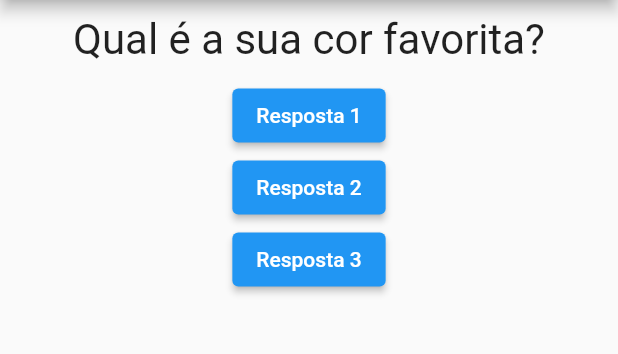
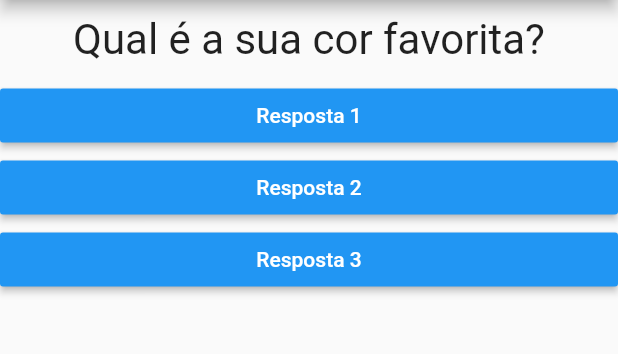
Before and after one commit to higornabuco/Projeto-Perguntas, a Flutter app: the screen it shows after launch, on a phone screen of 412 x 824 dp, the part 84-438 px from its top. Run offline on Flutter 3.47's test engine with Material 2 defaults, Android fonts, the phone set to English and light mode, and no system bars.

Commit message:
Atualizando codigo

```diff
--- a/lib/main.dart
+++ b/lib/main.dart
@@ -1,5 +1,6 @@
 import 'package:flutter/material.dart';
 import './questao.dart';
+import './resposta.dart';
 
 main() => runApp(PerguntaApp());
 
@@ -10,7 +11,6 @@
     setState(() {
       _perguntaSelecionada++;
     });
-    print(_perguntaSelecionada);
   }
 
   @override
@@ -28,18 +28,9 @@
         body: Column(
           children: <Widget>[
             Questao(perguntas[_perguntaSelecionada]),
-            ElevatedButton(
-              child: Text('Resposta 1'),
-              onPressed: _responder,
-            ),
-            ElevatedButton(
-              child: Text('Resposta 2'),
-              onPressed: _responder,
-            ),
-            ElevatedButton(
-              child: Text('Resposta 3'),
-              onPressed: _responder,
-            ),
+            Resposta('Resposta 1', _responder),
+            Resposta('Resposta 2', _responder),
+            Resposta('Resposta 3', _responder),
           ],
         ),
       ),
--- /dev/null
+++ b/lib/resposta.dart
@@ -0,0 +1,20 @@
+import 'package:flutter/material.dart';
+
+class Resposta extends StatelessWidget {
+  final String texto;
+  final void Function() quandoSelecionado;
+
+  Resposta(this.texto, this.quandoSelecionado);
+
+  @override
+  Widget build(BuildContext context) {
+    return Container(
+        width: double.infinity,
+        child: RaisedButton(
+          textColor: Colors.white,
+          color: Colors.blue,
+          child: Text(texto),
+          onPressed: quandoSelecionado,
+        ));
+  }
+}
```
Also changed, not shown: pubspec.lock.
